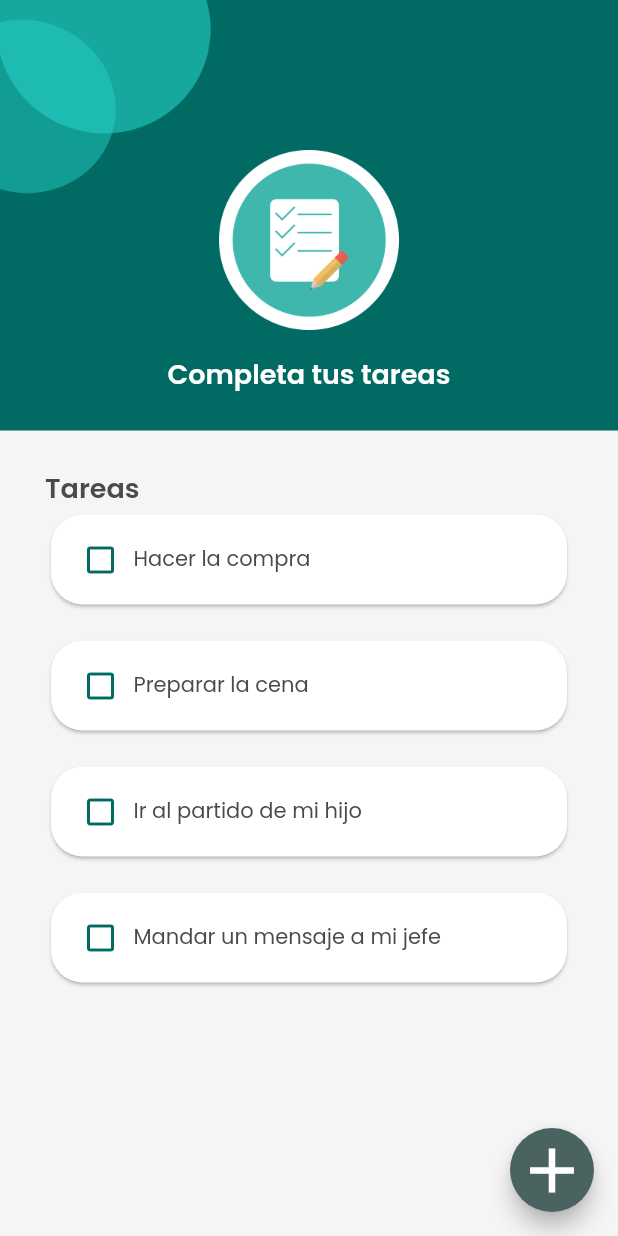
After one commit to JoaquinMX/task-list, a Flutter app: the screen it shows after launch, after a tap on an icon or button, on a phone screen of 412 x 824 dp. The commit adds this screen. Run offline on Flutter 3.47's test engine with Material 2 defaults, Android fonts, the phone set to English and light mode, and no system bars.

Commit message:
refactor: Created Shape and Title Components. style: Splash Screen updated. [WIP] feat: Created first mock of Task List

```diff
--- a/lib/app/app.dart
+++ b/lib/app/app.dart
@@ -1,6 +1,7 @@
 import 'package:flutter/material.dart';
-import 'package:task_list/app/view/home.dart';
-import 'package:task_list/app/view/splash.dart';
+import 'package:task_list/app/view/home/home_page.dart';
+import 'package:task_list/app/view/splash/splash_page.dart';
+import 'package:task_list/app/view/task_list/task_list_page.dart';
 
 class MyApp extends StatelessWidget {
   const MyApp({super.key});
@@ -13,15 +14,15 @@ class MyApp extends StatelessWidget {
     const backgroundColor = Color(0xFFF5F5F5);
     return MaterialApp(
       title: 'Flutter Demo',
+      debugShowCheckedModeBanner: false,
       theme: ThemeData(
+        colorScheme: ColorScheme.fromSeed(seedColor: primary),
         scaffoldBackgroundColor: backgroundColor,
-        colorScheme: ColorScheme.fromSeed(seedColor: primary),
-        useMaterial3: true,
         textTheme: Theme.of(context).textTheme.apply(
           fontFamily: "Poppins",
           bodyColor: textColor,
-          displayColor: textColor
-        )
+          displayColor: textColor,
+        ),
       ),
       home: SplashPage(),
     );
--- /dev/null
+++ b/lib/app/model/task.dart
@@ -0,0 +1,7 @@
+class Task {
+  Task(this.title, {this.done = false});
+
+  final String title;
+  bool done;
+
+}
--- /dev/null
+++ b/lib/app/view/components/shape.dart
@@ -0,0 +1,14 @@
+import 'package:flutter/material.dart';
+
+class Shape extends StatelessWidget {
+  const Shape({Key? key}) : super(key: key);
+
+  @override
+  Widget build(BuildContext context) {
+    return Image.asset(
+      "assets/images/shape.png",
+      width: 141,
+      height: 129,
+    );
+  }
+}
--- /dev/null
+++ b/lib/app/view/components/title.dart
@@ -0,0 +1,25 @@
+import 'package:flutter/material.dart';
+
+class H1 extends StatelessWidget {
+  const H1(
+      this.text,
+      {
+        Key? key,
+        this.color
+      }) : super(key: key);
+
+  final String text;
+  final Color? color;
+
+  @override
+  Widget build(BuildContext context) {
+    return  Text(
+      text,
+      style: Theme.of(context).textTheme.bodyMedium!.copyWith(
+          fontSize: 18,
+          fontWeight: FontWeight.w600,
+          color: color
+      ),
+    );
+  }
+}
--- a/lib/app/view/home.dart
+++ b/lib/app/view/home/home_page.dart
@@ -1,15 +1,15 @@
 import 'package:flutter/material.dart';
 
-class MyHomePage extends StatefulWidget {
-  const MyHomePage({super.key, required this.title});
+class HomePage extends StatefulWidget {
+  const HomePage({super.key, required this.title});
 
   final String title;
 
   @override
-  State<MyHomePage> createState() => _MyHomePageState();
+  State<HomePage> createState() => _HomePageState();
 }
 
-class _MyHomePageState extends State<MyHomePage> {
+class _HomePageState extends State<HomePage> {
   int _counter = 0;
 
   void _incrementCounter() {
--- a/lib/app/view/splash.dart
+++ /dev/null
@@ -1,53 +0,0 @@
-
-
-import 'package:flutter/material.dart';
-
-class SplashPage extends StatelessWidget {
-  @override
-  Widget build(BuildContext context) {
-    return Scaffold(
-      body: Column(
-        children: [
-          Row(
-            children: [
-              Image.asset(
-                "assets/images/shape.png",
-                width: 141,
-                height: 129,
-              ),
-            ],
-          ),
-          const SizedBox(
-            height: 79,
-          ),
-          Image.asset(
-            "assets/images/onboarding-image.png",
-            width: 180,
-            height: 168,
-          ),
-          const SizedBox(
-            height: 99,
-          ),
-          Text(
-            "Lista de Tareas",
-            style: Theme.of(context).textTheme.bodyMedium!.copyWith(
-              fontSize: 18,
-              fontWeight: FontWeight.w600
-              ),
-          ),
-          const SizedBox(
-            height: 21,
-          ),
-          const Padding(
-            padding: EdgeInsets.symmetric(horizontal: 32),
-            child: Text(
-              "La mejor forma para que no se te olvide nada es anotarlo. Guardar tus tareas y ve completando poco a poco para aumentar tu productividad",
-              textAlign: TextAlign.center,
-            ),
-          )
-      ]
-        )
-    );
-  }
-
-}
--- /dev/null
+++ b/lib/app/view/splash/splash_page.dart
@@ -0,0 +1,51 @@
+import 'package:flutter/material.dart';
+import 'package:task_list/app/view/components/shape.dart';
+import 'package:task_list/app/view/components/title.dart';
+import 'package:task_list/app/view/task_list/task_list_page.dart';
+
+class SplashPage extends StatelessWidget {
+  @override
+  Widget build(BuildContext context) {
+    return Scaffold(
+      body: Column(
+        children: [
+          Row(
+            children: [
+              Shape(),
+            ],
+          ),
+          const SizedBox(
+            height: 79,
+          ),
+          Image.asset(
+            "assets/images/onboarding-image.png",
+            width: 180,
+            height: 168,
+          ),
+          const SizedBox(
+            height: 99,
+          ),
+          const H1("Lista de Tareas"),
+          const SizedBox(
+            height: 21,
+          ),
+          GestureDetector(
+            onTap: () {
+              Navigator.of(context).push(MaterialPageRoute(builder: (context) {
+                return TaskListPage();
+              }));
+            },
+            child: const Padding(
+              padding: EdgeInsets.symmetric(horizontal: 32),
+              child: Text(
+                "La mejor forma para que no se te olvide nada es anotarlo. Guardar tus tareas y ve completando poco a poco para aumentar tu productividad",
+                textAlign: TextAlign.center,
+              ),
+            ),
+          )
+      ]
+        )
+    );
+  }
+
+}
--- /dev/null
+++ b/lib/app/view/task_list/task_list_page.dart
@@ -0,0 +1,161 @@
+import 'package:flutter/material.dart';
+import 'package:task_list/app/model/task.dart';
+import 'package:task_list/app/view/components/shape.dart';
+import 'package:task_list/app/view/components/title.dart';
+
+class TaskListPage extends StatefulWidget {
+  const TaskListPage({Key? key}) : super(key: key);
+
+  @override
+  State<TaskListPage> createState() => _TaskListPageState();
+}
+
+class _TaskListPageState extends State<TaskListPage> {
+  int count = 0;
+
+  @override
+  void initState() {
+    // TODO: implement initState
+    super.initState();
+  }
+
+  @override
+  void dispose() {
+    // TODO: implement dispose
+    super.dispose();
+  }
+
+  @override
+  Widget build(BuildContext context) {
+    return Scaffold(
+      floatingActionButton: FloatingActionButton(
+          onPressed: () {},
+          child: Icon(
+              Icons.add,
+              size: 50,
+          )
+      ),
+      body: const Column(
+        crossAxisAlignment: CrossAxisAlignment.start,
+        children: [
+          _Header(),
+          Expanded(child: _taskList())
+        ],
+      ),
+    );
+  }
+}
+
+class _taskList extends StatefulWidget {
+  const _taskList({
+    super.key,
+  });
+
+  @override
+  State<_taskList> createState() => _taskListState();
+}
+
+class _taskListState extends State<_taskList> {
+
+  final taskList = <Task>[
+    Task("Hacer la compra"),
+    Task("Preparar la cena"),
+    Task("Ir al partido de mi hijo"),
+    Task("Mandar un mensaje a mi jefe"),
+  ];
+
+  @override
+  Widget build(BuildContext context) {
+    return Padding(
+      padding: const EdgeInsets.symmetric(horizontal: 30, vertical: 25),
+      child: Column(
+        crossAxisAlignment: CrossAxisAlignment.start,
+        children: [
+          const H1("Tareas"),
+          Expanded(
+            child: ListView.separated(
+                itemBuilder: (_, index) => _TaskItem(
+                    taskList[index],
+                    onTap: () {
+                      taskList[index].done = !taskList[index].done;
+                      setState(() {});
+                  }),
+                separatorBuilder: (_, __) => const SizedBox(height: 16),
+                itemCount: taskList.length
+            ),
+          ),
+        ],
+      ),
+    );
+  }
+}
+
+class _Header extends StatelessWidget {
+  const _Header({
+    super.key,
+  });
+
+  @override
+  Widget build(BuildContext context) {
+    return Container(
+      width: double.infinity,
+      color: Theme.of(context).colorScheme.primary,
+      child: Stack(
+        alignment: Alignment.topCenter,
+        children: [
+          const Row(children: [
+            Shape()
+          ]),
+          Column(
+            children: [
+              const SizedBox(height: 100),
+              Image.asset(
+                "assets/images/tasks-list-image.png",
+                width: 120,
+                height: 120,
+              ),
+              const SizedBox(height: 16),
+              const H1("Completa tus tareas", color: Colors.white),
+              SizedBox(height: 24)
+            ],
+          ),
+        ],
+      ),
+    );
+  }
+}
+
+class _TaskItem extends StatelessWidget {
+  const _TaskItem(this.task, {Key? key, this.onTap}) : super(key: key);
+
+  final Task task;
+
+  final VoidCallback? onTap;
+
+  @override
+  Widget build(BuildContext context) {
+    return GestureDetector(
+      onTap: onTap,
+      child: Card(
+        shape: RoundedRectangleBorder(
+          borderRadius: BorderRadius.circular(21)
+        ),
+          child: Padding(
+            padding: const EdgeInsets.symmetric(horizontal: 21, vertical: 18),
+            child: Row(
+              children: [
+                Icon(
+                  task.done
+                     ? Icons.check_box_rounded
+                    : Icons.check_box_outline_blank,
+                  color: Theme.of(context).colorScheme.primary,
+                ),
+                const SizedBox(width: 10),
+                Text(task.title),
+              ],
+            ),
+          )
+      ),
+    );
+  }
+}
```
Also changed, not shown: assets/images/tasks-list-image.png (added).
